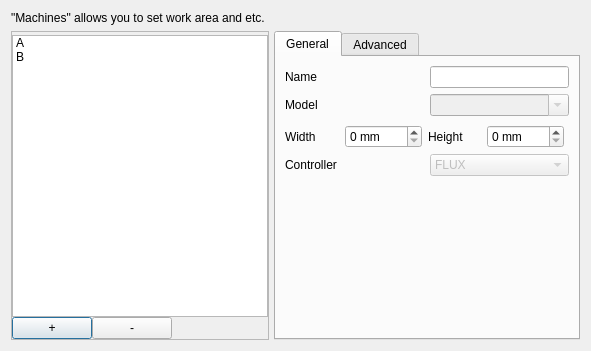
Old version of the form src/windows/machine-manager.ui in the repository flux3dp/swiftray.
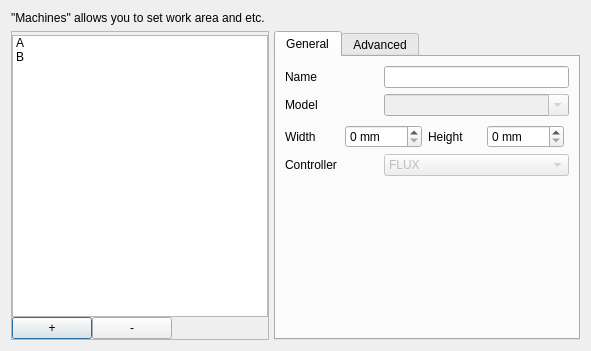
New version of the form.

The edit to the form file:
```diff
--- a/src/windows/machine-manager.ui
+++ b/src/windows/machine-manager.ui
@@ -148,7 +148,7 @@
             <widget class="QLabel" name="label_2">
              <property name="sizePolicy">
               <sizepolicy hsizetype="Expanding" vsizetype="Preferred">
-               <horstretch>0</horstretch>
+               <horstretch>1</horstretch>
                <verstretch>0</verstretch>
               </sizepolicy>
              </property>
@@ -158,7 +158,14 @@
             </widget>
            </item>
            <item>
-            <widget class="QLineEdit" name="nameLineEdit"/>
+            <widget class="QLineEdit" name="nameLineEdit">
+             <property name="sizePolicy">
+              <sizepolicy hsizetype="Expanding" vsizetype="Fixed">
+               <horstretch>2</horstretch>
+               <verstretch>0</verstretch>
+              </sizepolicy>
+             </property>
+            </widget>
            </item>
           </layout>
          </item>
@@ -171,7 +178,7 @@
             <widget class="QLabel" name="label_5">
              <property name="sizePolicy">
               <sizepolicy hsizetype="Expanding" vsizetype="Preferred">
-               <horstretch>0</horstretch>
+               <horstretch>1</horstretch>
                <verstretch>0</verstretch>
               </sizepolicy>
              </property>
@@ -187,7 +194,7 @@
              </property>
              <property name="sizePolicy">
               <sizepolicy hsizetype="Expanding" vsizetype="Fixed">
-               <horstretch>0</horstretch>
+               <horstretch>2</horstretch>
                <verstretch>0</verstretch>
               </sizepolicy>
              </property>
@@ -248,7 +255,7 @@
             <widget class="QLabel" name="label_6">
              <property name="sizePolicy">
               <sizepolicy hsizetype="Expanding" vsizetype="Preferred">
-               <horstretch>0</horstretch>
+               <horstretch>1</horstretch>
                <verstretch>0</verstretch>
               </sizepolicy>
              </property>
@@ -264,7 +271,7 @@
              </property>
              <property name="sizePolicy">
               <sizepolicy hsizetype="Expanding" vsizetype="Fixed">
-               <horstretch>0</horstretch>
+               <horstretch>2</horstretch>
                <verstretch>0</verstretch>
               </sizepolicy>
              </property>
```
